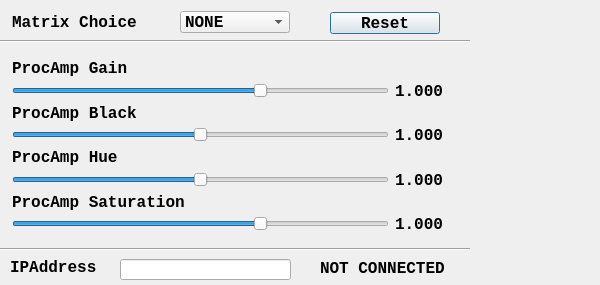
Old version of the form cpp/SojiDynamicMatrixLoad/dialog.ui in the repository aja-video/colorbox-demos.
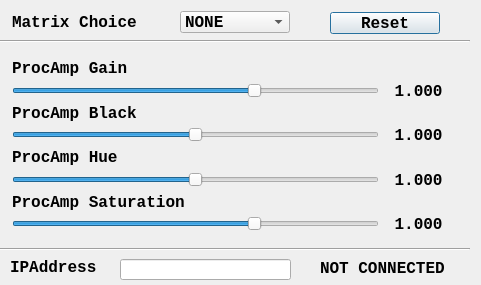
New version of the form.

Commit message: clean up UI so it isn't glitchy.git pu

```diff
--- a/cpp/SojiDynamicMatrixLoad/dialog.ui
+++ b/cpp/SojiDynamicMatrixLoad/dialog.ui
@@ -6,7 +6,7 @@
    <rect>
     <x>0</x>
     <y>0</y>
-    <width>600</width>
+    <width>481</width>
     <height>285</height>
    </rect>
   </property>
@@ -155,7 +155,6 @@
     <font>
      <family>Lucida Console</family>
      <pointsize>12</pointsize>
-     <weight>75</weight>
      <bold>true</bold>
     </font>
    </property>
@@ -233,12 +232,11 @@
        <font>
         <family>Lucida Console</family>
         <pointsize>12</pointsize>
-        <weight>75</weight>
         <bold>true</bold>
        </font>
       </property>
       <property name="text">
-       <string>1.000</string>
+       <string> 1.000</string>
       </property>
      </widget>
     </item>
@@ -279,12 +277,11 @@
        <font>
         <family>Lucida Console</family>
         <pointsize>12</pointsize>
-        <weight>75</weight>
         <bold>true</bold>
        </font>
       </property>
       <property name="text">
-       <string>1.000</string>
+       <string> 1.000</string>
       </property>
      </widget>
     </item>
@@ -325,12 +322,11 @@
        <font>
         <family>Lucida Console</family>
         <pointsize>12</pointsize>
-        <weight>75</weight>
         <bold>true</bold>
        </font>
       </property>
       <property name="text">
-       <string>1.000</string>
+       <string> 1.000</string>
       </property>
      </widget>
     </item>
@@ -371,12 +367,11 @@
        <font>
         <family>Lucida Console</family>
         <pointsize>12</pointsize>
-        <weight>75</weight>
         <bold>true</bold>
        </font>
       </property>
       <property name="text">
-       <string>1.000</string>
+       <string> 1.000</string>
       </property>
      </widget>
     </item>
```
Left out of the diff: 9 changed lines with no effect on the pictures. The commit also changes 3 other files.
